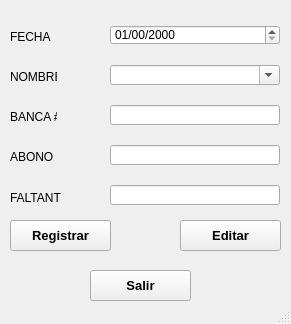
Old version of the form MiniNomina/FrmDesign/Faltantes.ui in the repository CodeDrTech/DevelopPython.
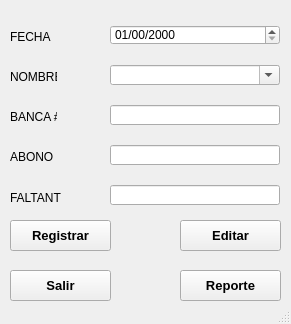
New version of the form. Icons and pictures are not drawn.

The edit to the form file:
```diff
--- a/MiniNomina/FrmDesign/Faltantes.ui
+++ b/MiniNomina/FrmDesign/Faltantes.ui
@@ -20,7 +20,7 @@
    <widget class="QPushButton" name="BtnSalir">
     <property name="geometry">
      <rect>
-      <x>90</x>
+      <x>10</x>
       <y>270</y>
       <width>101</width>
       <height>31</height>
@@ -231,6 +231,36 @@
      </size>
     </property>
    </widget>
+   <widget class="QPushButton" name="BtnReporte">
+    <property name="geometry">
+     <rect>
+      <x>180</x>
+      <y>270</y>
+      <width>101</width>
+      <height>31</height>
+     </rect>
+    </property>
+    <property name="font">
+     <font>
+      <pointsize>10</pointsize>
+      <weight>75</weight>
+      <bold>true</bold>
+     </font>
+    </property>
+    <property name="text">
+     <string>Reporte</string>
+    </property>
+    <property name="icon">
+     <iconset>
+      <normaloff>../ICO/editar.png</normaloff>../ICO/editar.png</iconset>
+    </property>
+    <property name="iconSize">
+     <size>
+      <width>25</width>
+      <height>25</height>
+     </size>
+    </property>
+   </widget>
   </widget>
   <widget class="QStatusBar" name="statusbar"/>
  </widget>
```
